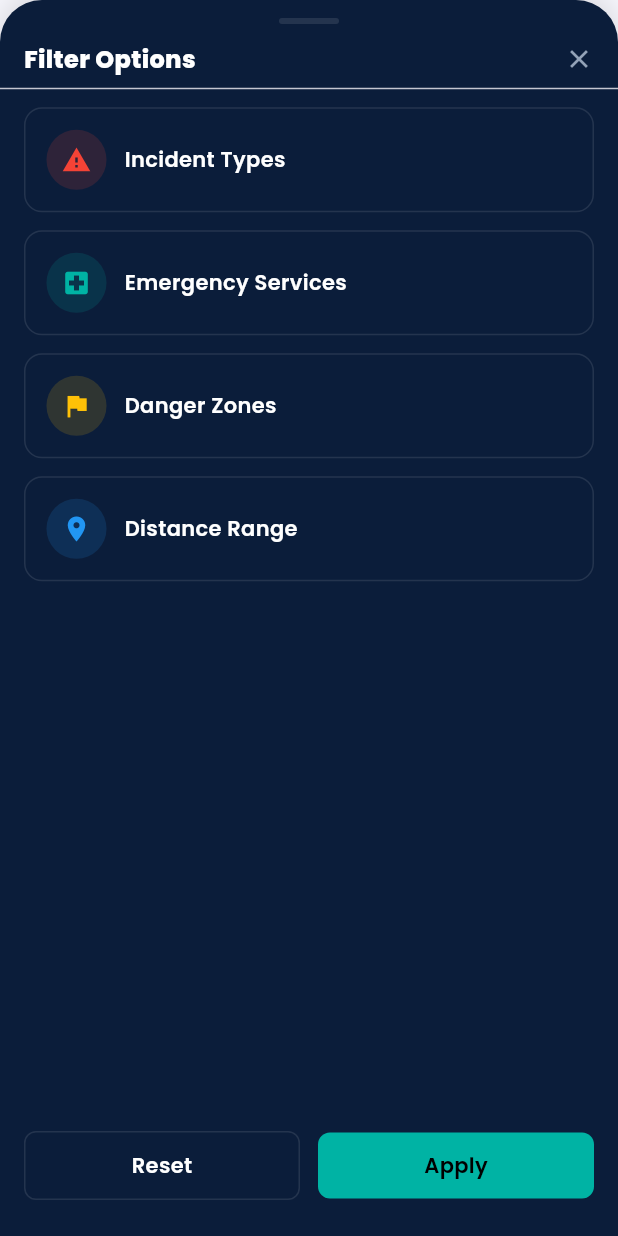
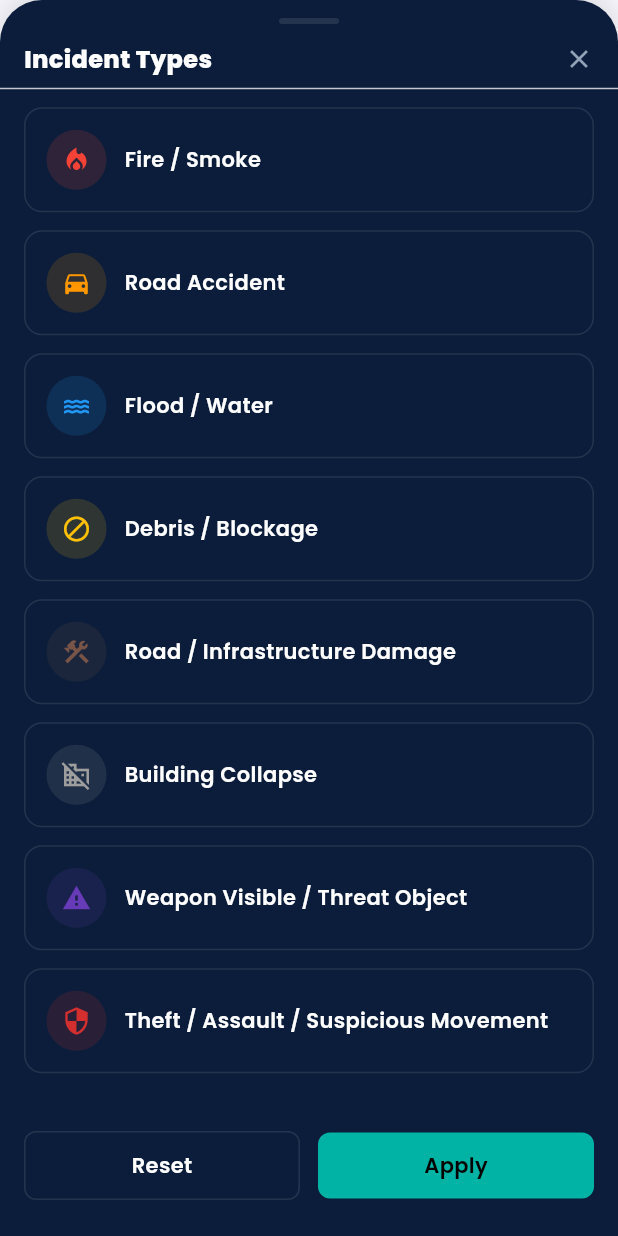
Before and after one commit to omrmhd5/AmanCity, a Flutter app: the FilterOptionsSheet widget shown alone on an empty page, opened directly, on a phone screen of 412 x 824 dp. Run offline on Flutter 3.47's test engine with Material 3 defaults, Android fonts, the phone set to English and light mode, and no system bars; our stand-ins replace geolocator, google_fonts, google_maps_flutter.

Commit message:
Update filter options to focus on incident types with improved state management

```diff
--- a/frontend/lib/widgets/map/filter_options_sheet.dart
+++ b/frontend/lib/widgets/map/filter_options_sheet.dart
@@ -11,22 +11,42 @@ class FilterOptionsSheet extends StatefulWidget {
 }
 
 class _FilterOptionsSheetState extends State<FilterOptionsSheet> {
-  final List<Map<String, dynamic>> filterOptions = [
-    {'title': 'Incident Types', 'icon': Icons.warning, 'color': Colors.red},
+  final List<Map<String, dynamic>> incidentTypes = [
     {
-      'title': 'Emergency Services',
-      'icon': Icons.local_hospital,
-      'color': AppColors.secondary,
+      'title': 'Fire / Smoke',
+      'icon': Icons.local_fire_department,
+      'color': Colors.red,
     },
-    {'title': 'Danger Zones', 'icon': Icons.flag, 'color': Colors.amber},
     {
-      'title': 'Distance Range',
-      'icon': Icons.location_on,
-      'color': Colors.blue,
+      'title': 'Road Accident',
+      'icon': Icons.directions_car,
+      'color': Colors.orange,
+    },
+    {'title': 'Flood / Water', 'icon': Icons.water, 'color': Colors.blue},
+    {'title': 'Debris / Blockage', 'icon': Icons.block, 'color': Colors.amber},
+    {
+      'title': 'Road / Infrastructure Damage',
+      'icon': Icons.construction,
+      'color': Colors.brown,
+    },
+    {
+      'title': 'Building Collapse',
+      'icon': Icons.domain_disabled,
+      'color': Colors.grey,
+    },
+    {
+      'title': 'Weapon Visible / Threat Object',
+      'icon': Icons.warning,
+      'color': Colors.deepPurple,
+    },
+    {
+      'title': 'Theft / Assault / Suspicious Movement',
+      'icon': Icons.security,
+      'color': Colors.red.shade700,
     },
   ];
 
-  Set<String> selectedFilters = {};
+  Set<String> selectedIncidentTypes = {};
 
   @override
   Widget build(BuildContext context) {
@@ -63,7 +83,7 @@ class _FilterOptionsSheetState extends State<FilterOptionsSheet> {
                   mainAxisAlignment: MainAxisAlignment.spaceBetween,
                   children: [
                     CustomText(
-                      text: 'Filter Options',
+                      text: 'Incident Types',
                       size: 16,
                       weight: FontWeight.w800,
                       color: AppTheme.getPrimaryTextColor(),
@@ -88,10 +108,10 @@ class _FilterOptionsSheetState extends State<FilterOptionsSheet> {
               child: Padding(
                 padding: const EdgeInsets.fromLTRB(16, 12, 16, 12),
                 child: Column(
-                  children: List.generate(filterOptions.length, (index) {
-                    final option = filterOptions[index];
-                    final isSelected = selectedFilters.contains(
-                      option['title'],
+                  children: List.generate(incidentTypes.length, (index) {
+                    final incident = incidentTypes[index];
+                    final isSelected = selectedIncidentTypes.contains(
+                      incident['title'],
                     );
                     return Padding(
                       padding: const EdgeInsets.only(bottom: 12),
@@ -99,9 +119,9 @@ class _FilterOptionsSheetState extends State<FilterOptionsSheet> {
                         onTap: () {
                           setState(() {
                             if (isSelected) {
-                              selectedFilters.remove(option['title']);
+                              selectedIncidentTypes.remove(incident['title']);
                             } else {
-                              selectedFilters.add(option['title']);
+                              selectedIncidentTypes.add(incident['title']);
                             }
                           });
                         },
@@ -112,7 +132,7 @@ class _FilterOptionsSheetState extends State<FilterOptionsSheet> {
                             borderRadius: BorderRadius.circular(12),
                             border: Border.all(
                               color: isSelected
-                                  ? option['color']
+                                  ? incident['color']
                                   : AppTheme.getBorderColor(),
                               width: isSelected ? 2 : 1,
                             ),
@@ -124,18 +144,18 @@ class _FilterOptionsSheetState extends State<FilterOptionsSheet> {
                                 height: 40,
                                 decoration: BoxDecoration(
                                   shape: BoxShape.circle,
-                                  color: option['color'].withOpacity(0.15),
+                                  color: incident['color'].withOpacity(0.15),
                                 ),
                                 child: Icon(
-                                  option['icon'],
-                                  color: option['color'],
+                                  incident['icon'],
+                                  color: incident['color'],
                                   size: 20,
                                 ),
                               ),
                               const SizedBox(width: 12),
                               Expanded(
                                 child: CustomText(
-                                  text: option['title'],
+                                  text: incident['title'],
                                   size: 14,
                                   weight: FontWeight.w600,
                                   color: AppTheme.getPrimaryTextColor(),
@@ -144,7 +164,7 @@ class _FilterOptionsSheetState extends State<FilterOptionsSheet> {
                               if (isSelected)
                                 Icon(
                                   Icons.check_circle,
-                                  color: option['color'],
+                                  color: incident['color'],
                                   size: 20,
                                 ),
                             ],
@@ -165,7 +185,7 @@ class _FilterOptionsSheetState extends State<FilterOptionsSheet> {
                 Expanded(
                   child: GestureDetector(
                     onTap: () {
-                      setState(() => selectedFilters.clear());
+                      setState(() => selectedIncidentTypes.clear());
                     },
                     child: Container(
                       padding: const EdgeInsets.symmetric(vertical: 12),
```
